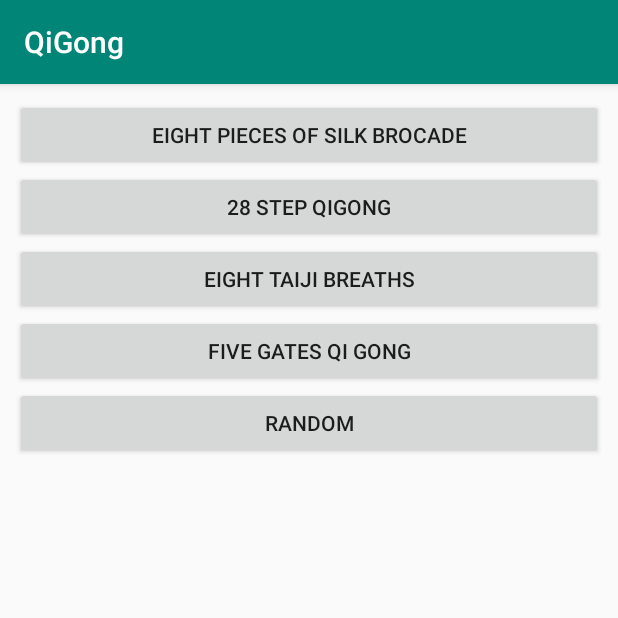
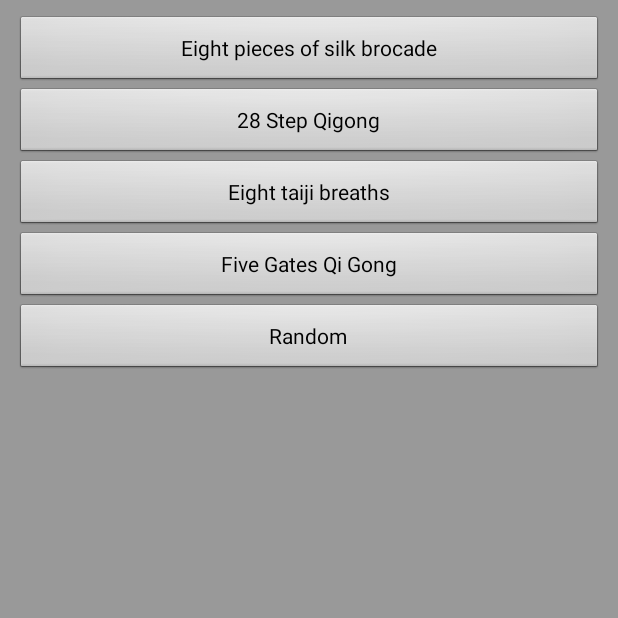
Before and after one commit to gabrielecuccu/YangStyleTaiChi, an Android app: the screen it shows after launch (MainActivity), on a phone screen of 412 x 824 dp, the top half of it. Run offline under Robolectric (Android 15) with nearby library versions, the phone set to English and light mode, and no system bars.

Commit message:
changed from AppCompat to Activity and set background color

```diff
--- a/app/src/main/AndroidManifest.xml
+++ b/app/src/main/AndroidManifest.xml
@@ -8,7 +8,7 @@
         android:label="@string/app_name"
         android:roundIcon="@mipmap/ic_launcher_round"
         android:supportsRtl="true"
-        android:theme="@style/AppTheme">
+        android:theme="@style/MyTheme">
         <activity android:name=".activities.MovementSetActivity"></activity>
         <activity android:name=".activities.MainActivity">
             <intent-filter>
--- a/app/src/main/java/expressive/qigong/activities/MainActivity.java
+++ b/app/src/main/java/expressive/qigong/activities/MainActivity.java
@@ -1,6 +1,5 @@
 package expressive.qigong.activities;
 
-import androidx.appcompat.app.AppCompatActivity;
 import expressive.qigong.R;
 import expressive.qigong.sets.EightBreaths;
 import expressive.qigong.sets.EightPieces;
@@ -8,12 +7,13 @@ import expressive.qigong.sets.FiveGates;
 import expressive.qigong.sets.Random;
 import expressive.qigong.sets.TwoEightSteps;
 
+import android.app.Activity;
 import android.content.Intent;
 import android.os.Bundle;
 import android.view.Window;
 import android.view.WindowManager;
 
-public class MainActivity extends AppCompatActivity {
+public class MainActivity extends Activity {
 
     @Override
     protected void onCreate(Bundle savedInstanceState) {
--- a/app/src/main/res/values/colors.xml
+++ b/app/src/main/res/values/colors.xml
@@ -3,4 +3,5 @@
     <color name="colorPrimary">#008577</color>
     <color name="colorPrimaryDark">#00574B</color>
     <color name="colorAccent">#D81B60</color>
+    <color name="background">#999</color>
 </resources>
--- /dev/null
+++ b/app/src/main/res/values/themes.xml
@@ -0,0 +1,5 @@
+<resources>
+    <style name="MyTheme" parent="@android:style/Theme.Light">
+        <item name="android:windowBackground">@color/background</item>
+    </style>
+</resources>
```
Also changed, not shown: app/src/main/java/expressive/qigong/activities/MovementSetActivity.java (+8 -9 lines).
